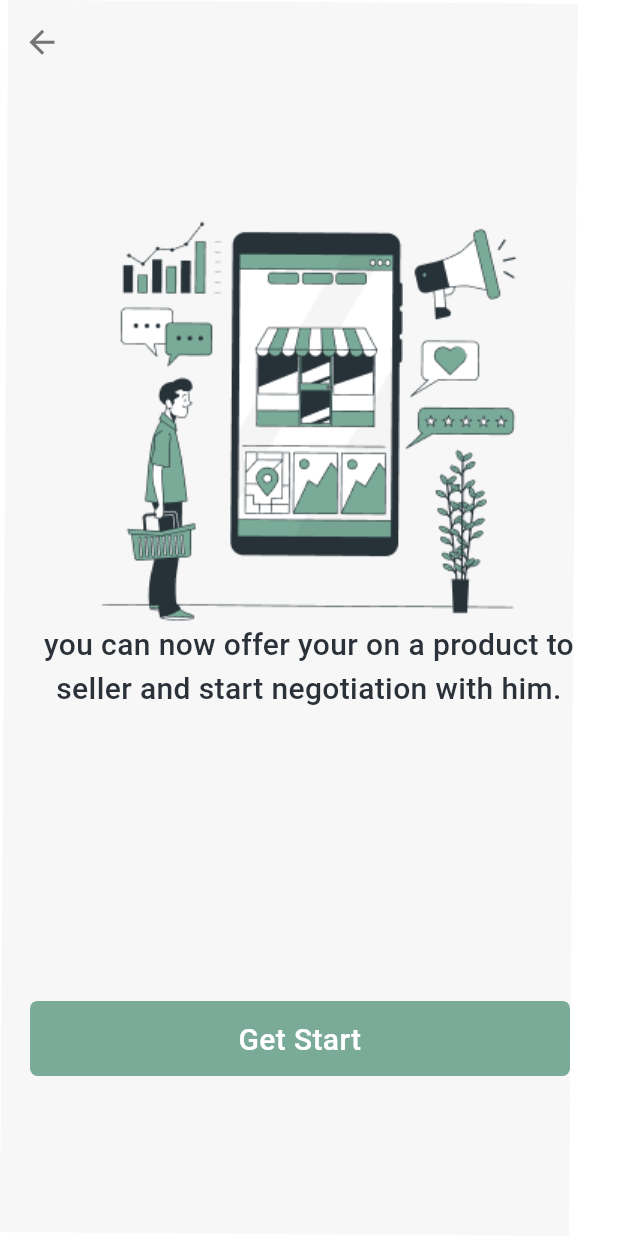
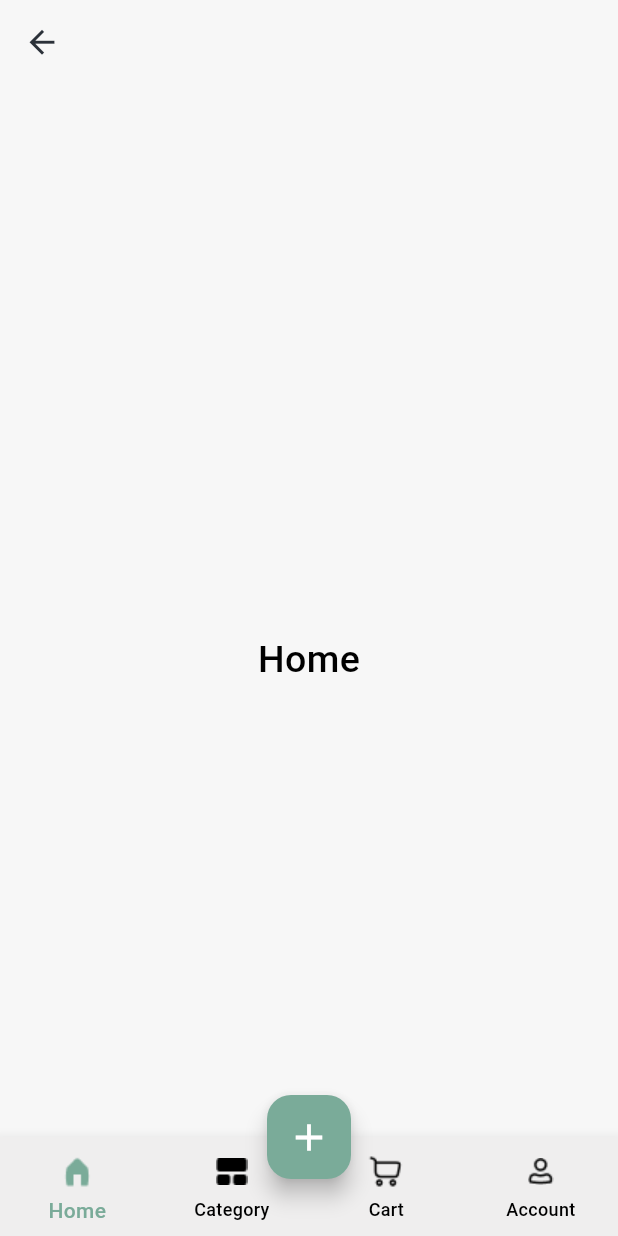
Before and after one commit to habibaabdelhamidd/Second-Spin, a Flutter app: the Onboarding3 screen opened by its route, after a tap on "Get Start", on a phone screen of 412 x 824 dp. Run offline on Flutter 3.47's test engine with Material 3 defaults, Android fonts, the phone set to English and light mode, and no system bars.

Commit message:
layout & theme

```diff
--- /dev/null
+++ b/lib/core/theme/app_theme.dart
@@ -0,0 +1,65 @@
+import 'package:flutter/material.dart';
+class ApplicationTheme {
+  static ThemeData lightTheme = ThemeData(
+    primaryColor: const Color(0XFF7AAB99),
+    scaffoldBackgroundColor: Colors.transparent,
+    colorScheme: ColorScheme.fromSeed(
+      primary: const Color(0xFF7AAB99),
+      seedColor: const Color(0xFF7AAB99),
+      onSecondary: const Color(0xFFEFEEEE),
+      onBackground: Colors.white,
+    ),
+    appBarTheme: AppBarTheme(
+        iconTheme: IconThemeData(color: Color(0XFF2B3139)),
+        elevation: 0.0,
+        backgroundColor: Colors.transparent,
+        centerTitle: true,
+        titleTextStyle: TextStyle(
+          fontSize: 30,
+            fontWeight: FontWeight.bold,
+            color: Colors.black,
+        )
+    ),
+    bottomNavigationBarTheme: const BottomNavigationBarThemeData(
+      type: BottomNavigationBarType.fixed,
+      backgroundColor: Color(0xffEFEEEE),
+      selectedIconTheme: IconThemeData(
+        color: Color(0xff7AAB99),
+        size: 32,
+      ),
+      selectedItemColor: Color(0xff7AAB99),
+      unselectedIconTheme: IconThemeData(
+        color: Colors.black,
+        size: 28,
+      ),
+      unselectedItemColor: Colors.black,
+    ),
+    textTheme: TextTheme(
+      titleLarge:TextStyle(
+        fontSize: 30,
+        fontWeight: FontWeight.bold,
+        color: Colors.black,
+      ),
+      bodyLarge: TextStyle(
+        fontSize: 25,
+        fontWeight: FontWeight.bold,
+        color: Colors.black,
+      ),
+      bodyMedium: TextStyle(
+        fontSize: 25,
+        fontWeight: FontWeight.w500,
+        color: Colors.black,
+      ),
+      bodySmall: TextStyle(
+        fontSize: 18,
+        fontWeight: FontWeight.normal,
+        color: Colors.black,
+      ),
+    ),
+    bottomSheetTheme: BottomSheetThemeData(
+      backgroundColor: const Color(0xFFB7935F).withOpacity(0.7),
+    ),
+    dividerColor: const Color(0xFFB7935F),
+  );
+
+}
--- a/lib/layouts/homelayout/homelayout.dart
+++ b/lib/layouts/homelayout/homelayout.dart
@@ -0,0 +1,93 @@
+import 'package:flutter/cupertino.dart';
+import 'package:flutter/material.dart';
+import 'package:graduation/screens/account/account.dart';
+import 'package:graduation/screens/cart/cart.dart';
+import 'package:graduation/screens/category/category.dart';
+import 'package:graduation/screens/home/home.dart';
+
+class HomeLayout extends StatefulWidget {
+  static const String routeName = "homelayout";
+
+  @override
+  State<HomeLayout> createState() => _HomeLayoutState();
+}
+
+class _HomeLayoutState extends State<HomeLayout> {
+  int selectedNavgatorIndex = 0;
+  List<Widget> screens = [
+    HomeScreen(),
+    CategoriesScreen(),
+    CartScreen(),
+    AccountScreen(),
+  ];
+
+  @override
+  Widget build(BuildContext context) {
+    var theme = Theme.of(context);
+    return Scaffold(
+      backgroundColor: Color(0xffF7F7F7),
+      appBar: AppBar(
+        backgroundColor: theme.appBarTheme.backgroundColor,
+        elevation: theme.appBarTheme.elevation,
+        iconTheme: IconThemeData(color: theme.appBarTheme.iconTheme?.color,
+        size: 25
+        ),
+      ),
+      body: screens[selectedNavgatorIndex],
+      floatingActionButton: Container(
+        margin: EdgeInsets.all(30),
+        child: CircleAvatar(
+          radius: 32,
+          backgroundColor: Colors.transparent,
+          child: FloatingActionButton(
+            backgroundColor: theme.primaryColor,
+            onPressed: () {},
+            child: Icon(
+              Icons.add,
+              size: 30,
+              color: Colors.white,
+            ),
+          ),
+        ),
+      ),
+      floatingActionButtonLocation: FloatingActionButtonLocation.centerDocked,
+      extendBody: true,
+      bottomNavigationBar: BottomNavigationBar(
+        selectedItemColor: theme.bottomNavigationBarTheme.selectedItemColor,
+        selectedIconTheme: IconThemeData(
+            color: theme.bottomNavigationBarTheme.selectedIconTheme?.color,
+            size: theme.bottomNavigationBarTheme.selectedIconTheme?.size),
+        unselectedIconTheme: IconThemeData(
+            color: theme.bottomNavigationBarTheme.unselectedIconTheme?.color,
+            size: theme.bottomNavigationBarTheme.unselectedIconTheme?.size),
+        unselectedItemColor: theme.bottomNavigationBarTheme.unselectedItemColor,
+        type: BottomNavigationBarType.fixed,
+        backgroundColor: theme.bottomNavigationBarTheme.backgroundColor,
+        onTap: (int index) {
+          setState(() {
+            selectedNavgatorIndex = index;
+          });
+        },
+        currentIndex: selectedNavgatorIndex,
+        items: [
+          BottomNavigationBarItem(
+            icon: ImageIcon(AssetImage("assets/image/iconhome.png")),
+            label: "Home",
+          ),
+          BottomNavigationBarItem(
+            icon: ImageIcon(AssetImage("assets/image/gategoryhome.png")),
+            label: "Category",
+          ),
+          BottomNavigationBarItem(
+            icon: ImageIcon(AssetImage("assets/image/homecart.png")),
+            label: "Cart",
+          ),
+          BottomNavigationBarItem(
+            icon: ImageIcon(AssetImage("assets/image/home account.png")),
+            label: "Account",
+          )
+        ],
+      ),
+    );
+  }
+}
--- a/lib/main.dart
+++ b/lib/main.dart
@@ -1,4 +1,5 @@
 import 'package:flutter/material.dart';
+import 'package:graduation/core/theme/app_theme.dart';
 import 'package:graduation/layouts/homelayout/homelayout.dart';
 import 'package:graduation/screens/boarding/boarding1.dart';
 import 'package:graduation/screens/boarding/boarding2.dart';
@@ -15,13 +16,15 @@ class MyApp extends StatelessWidget {
   Widget build(BuildContext context) {
     return MaterialApp(
       debugShowCheckedModeBanner: false,
-      initialRoute: Onboarding1.routeName,
+      theme: ApplicationTheme.lightTheme,
+
+      initialRoute: Splashscreen.routeName,
       routes: {
         Splashscreen.routeName :(context)=> Splashscreen(),
         Onboarding1.routeName : (context)=> Onboarding1() ,
         Onboarding2.routeName: (context)=> Onboarding2(),
         Onboarding3.routeName: (context)=> Onboarding3(),
-        // HomeLayout.routeName : (context)=> HomeLayout(),
+        HomeLayout.routeName : (context)=> HomeLayout(),
       },
       home: Splashscreen(),
     );
--- /dev/null
+++ b/lib/screens/account/account.dart
@@ -0,0 +1,11 @@
+import 'package:flutter/cupertino.dart';
+
+class AccountScreen  extends StatelessWidget{
+  @override
+  Widget build(BuildContext context) {
+    return Center(
+      child: Text("Account"),
+    );
+  }
+
+}
--- a/lib/screens/boarding/boarding1.dart
+++ b/lib/screens/boarding/boarding1.dart
@@ -7,6 +7,7 @@ class Onboarding1 extends StatelessWidget {
 
   @override
   Widget build(BuildContext context) {
+    var theme = Theme.of(context);
     return Container(
       child: Stack(
         children: [
@@ -58,7 +59,7 @@ class Onboarding1 extends StatelessWidget {
                       width: 70,
                       height: 50,
                       decoration: BoxDecoration(
-                          color: Color(0xff7AAB99),
+                          color: theme.primaryColor,
                           borderRadius: BorderRadius.circular(5)),
                       child: Padding(
                         padding: const EdgeInsets.only(
--- a/lib/screens/boarding/boarding2.dart
+++ b/lib/screens/boarding/boarding2.dart
@@ -7,6 +7,7 @@ class Onboarding2 extends StatelessWidget {
 
   @override
   Widget build(BuildContext context) {
+    var theme = Theme.of(context);
     return Stack(
       children: [
         Image.asset("assets/image/On boarding 02.png"),
@@ -14,7 +15,7 @@ class Onboarding2 extends StatelessWidget {
           backgroundColor: Colors.transparent,
           appBar:AppBar(
             iconTheme: IconThemeData(
-              color: Color(0xff757575),
+              color: theme.appBarTheme.iconTheme?.color,
               size: 25,
             ),
             elevation: 0,
@@ -61,7 +62,7 @@ class Onboarding2 extends StatelessWidget {
                     width: 70,
                     height: 50,
                     decoration: BoxDecoration(
-                        color: Color(0xff7AAB99),
+                        color: theme.primaryColor,
                         borderRadius: BorderRadius.circular(5)),
                     child: Padding(
                       padding: const EdgeInsets.only(
--- a/lib/screens/boarding/onboarding3.dart
+++ b/lib/screens/boarding/onboarding3.dart
@@ -7,6 +7,7 @@ class Onboarding3 extends StatelessWidget {
 
   @override
   Widget build(BuildContext context) {
+    var theme = Theme.of(context);
     return Stack(
       children: [
         Image.asset("assets/image/On boarding 03.png"),
@@ -14,7 +15,7 @@ class Onboarding3 extends StatelessWidget {
           backgroundColor: Colors.transparent,
           appBar:AppBar(
             iconTheme: IconThemeData(
-              color: Color(0xff757575),
+              color:theme.appBarTheme.iconTheme?.color,
               size: 25,
             ),
             elevation: 0,
@@ -47,14 +48,14 @@ class Onboarding3 extends StatelessWidget {
                     width:360,
                     height: 50,
                     decoration: BoxDecoration(
-                        color: Color(0xff7AAB99),
+                        color: theme.primaryColor,
                         borderRadius: BorderRadius.circular(5)),
                     child: Padding(
                       padding: const EdgeInsets.only(
                           right: 8.0, left: 8, bottom: 8, top: 12),
                       child: GestureDetector(
                         onTap: (){
-                          // Navigator.pushNamed(context, HomeLayout.routeName);
+                          Navigator.pushNamed(context, HomeLayout.routeName);
                         },
                         child: Text(
                           "Get Start ",
--- /dev/null
+++ b/lib/screens/cart/cart.dart
@@ -0,0 +1,11 @@
+import 'package:flutter/cupertino.dart';
+
+class CartScreen extends StatelessWidget{
+  @override
+  Widget build(BuildContext context) {
+    return Center(
+      child: Text("Cart"),
+    );
+  }
+
+}
--- /dev/null
+++ b/lib/screens/category/category.dart
@@ -0,0 +1,11 @@
+import 'package:flutter/cupertino.dart';
+
+class CategoriesScreen extends StatelessWidget{
+  @override
+  Widget build(BuildContext context) {
+    return Center(
+      child: Text("Categories"),
+    );
+  }
+
+}
--- /dev/null
+++ b/lib/screens/home/home.dart
@@ -0,0 +1,11 @@
+import 'package:flutter/cupertino.dart';
+
+class HomeScreen extends StatelessWidget{
+  @override
+  Widget build(BuildContext context) {
+    return Center(
+      child: Text("Home"),
+    );
+  }
+
+}
```
Also changed, not shown: assets/image/gategoryhome.png (added), assets/image/home account.png (added), assets/image/homecart.png (added), assets/image/iconhome.png (added).
